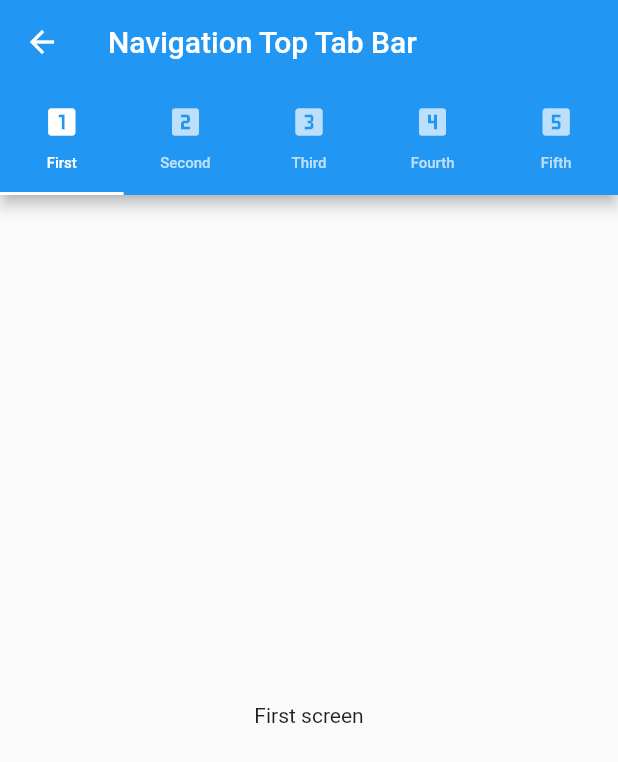
After one commit to Goolpe/flutter_simple, a Flutter app: the Navigation screen opened directly, after a tap on "Navigation Top Tab Bar", on a phone screen of 412 x 824 dp. The commit adds this screen. Shown: the top 762 px of the screen. Run offline on Flutter 3.47's test engine with Material 2 defaults, Android fonts, the phone set to English and light mode, and no system bars.

Commit message:
navigation top tab bar

```diff
--- a/lib/examples/navigation/navigation.dart
+++ b/lib/examples/navigation/navigation.dart
@@ -1,5 +1,6 @@
 import 'package:flutter/material.dart';
 import 'package:flutter_simple/examples/navigation/navigationBottomTabBar.dart';
+import 'package:flutter_simple/examples/navigation/navigationTopTabBar.dart';
 
 class Navigation extends StatelessWidget{
 
@@ -12,10 +13,17 @@ class Navigation extends StatelessWidget{
         body: ListView(
           children: <Widget>[
             ListTile(
-              leading: Icon(Icons.minimize),
-              title: Text('Navigation bottom tab bar'),
+              leading: Icon(Icons.border_bottom),
+              title: Text('Navigation Bottom Tab Bar'),
               onTap: (){
                 Navigator.push(context, MaterialPageRoute(builder: (context) => NavigationBottomTabBar()));
+              },
+            ),
+            ListTile(
+              leading: Icon(Icons.border_top),
+              title: Text('Navigation Top Tab Bar'),
+              onTap: (){
+                Navigator.push(context, MaterialPageRoute(builder: (context) => NavigationTopTabBar()));
               },
             )
           ],
--- a/lib/examples/navigation/navigationBottomTabBar.dart
+++ b/lib/examples/navigation/navigationBottomTabBar.dart
@@ -8,7 +8,7 @@ class NavigationBottomTabBar extends StatelessWidget{
       length: 5,
       child: Scaffold(
         appBar: AppBar(
-          title: Text('Navigation bottom tab bar'),
+          title: Text('Navigation Bottom Tab Bar'),
         ),
         body: TabBarView(
           children: <Widget>[
--- /dev/null
+++ b/lib/examples/navigation/navigationTopTabBar.dart
@@ -0,0 +1,60 @@
+import 'package:flutter/material.dart';
+
+class NavigationTopTabBar extends StatelessWidget{
+
+  @override
+  Widget build(BuildContext context){
+    return DefaultTabController(
+      length: 5,
+      child: Scaffold(
+        appBar: AppBar(
+          title: Text('Navigation Top Tab Bar'),
+          bottom: TabBar(
+            labelStyle: TextStyle(fontSize: 10),
+            tabs: <Widget>[
+              Tab(
+                text: "First",
+                icon: Icon(Icons.looks_one),
+              ),
+              Tab(
+                text: "Second",
+                icon: Icon(Icons.looks_two),
+              ),
+              Tab(
+                text: "Third",
+                icon: Icon(Icons.looks_3),
+              ),
+              Tab(
+                text: "Fourth",
+                icon: Icon(Icons.looks_4),
+              ),
+              Tab(
+                text: "Fifth",
+                icon: Icon(Icons.looks_5),
+              ),
+            ],
+          ),
+        ),
+        body: TabBarView(
+          children: <Widget>[
+            Tab(
+              child: Text('First screen'),
+            ),
+            Tab(
+              child: Text('Second screen'),
+            ),
+            Tab(
+              child: Text('Third screen'),
+            ),
+            Tab(
+              child: Text('Fourth screen'),
+            ),
+            Tab(
+              child: Text('Fifth screen'),
+            )
+          ],
+        ),
+      )
+    );
+  }
+}
```
